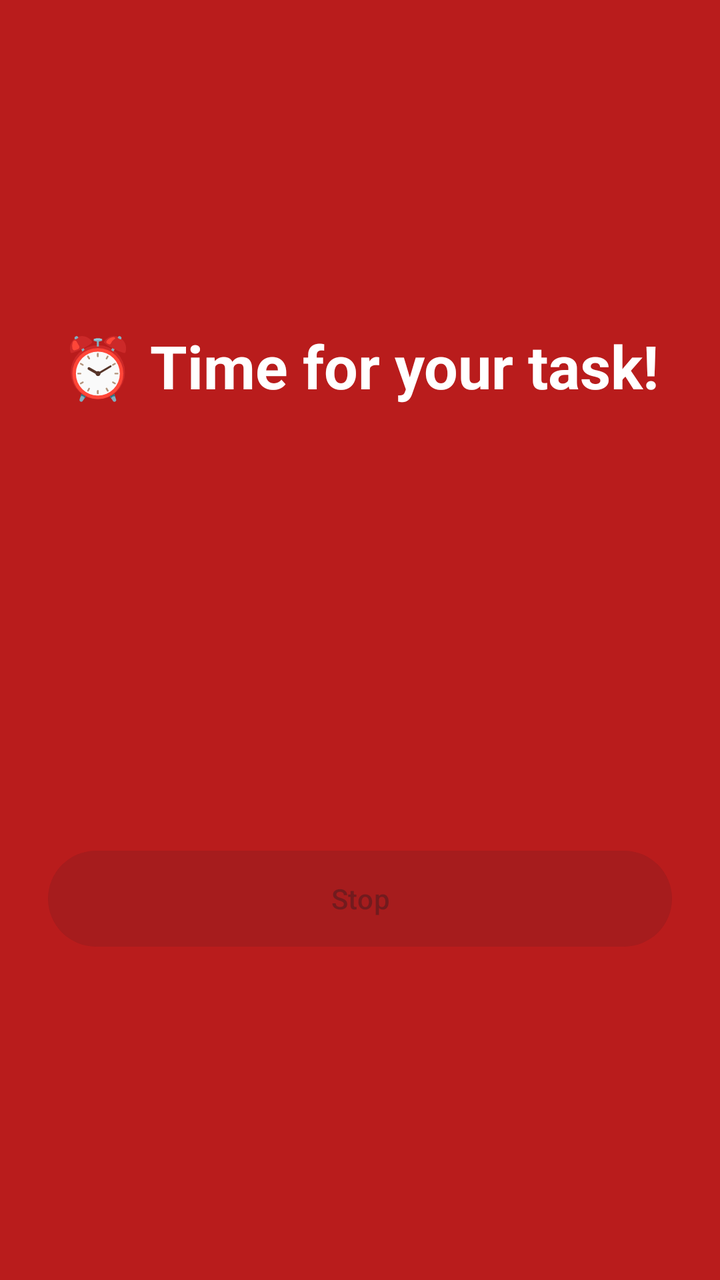
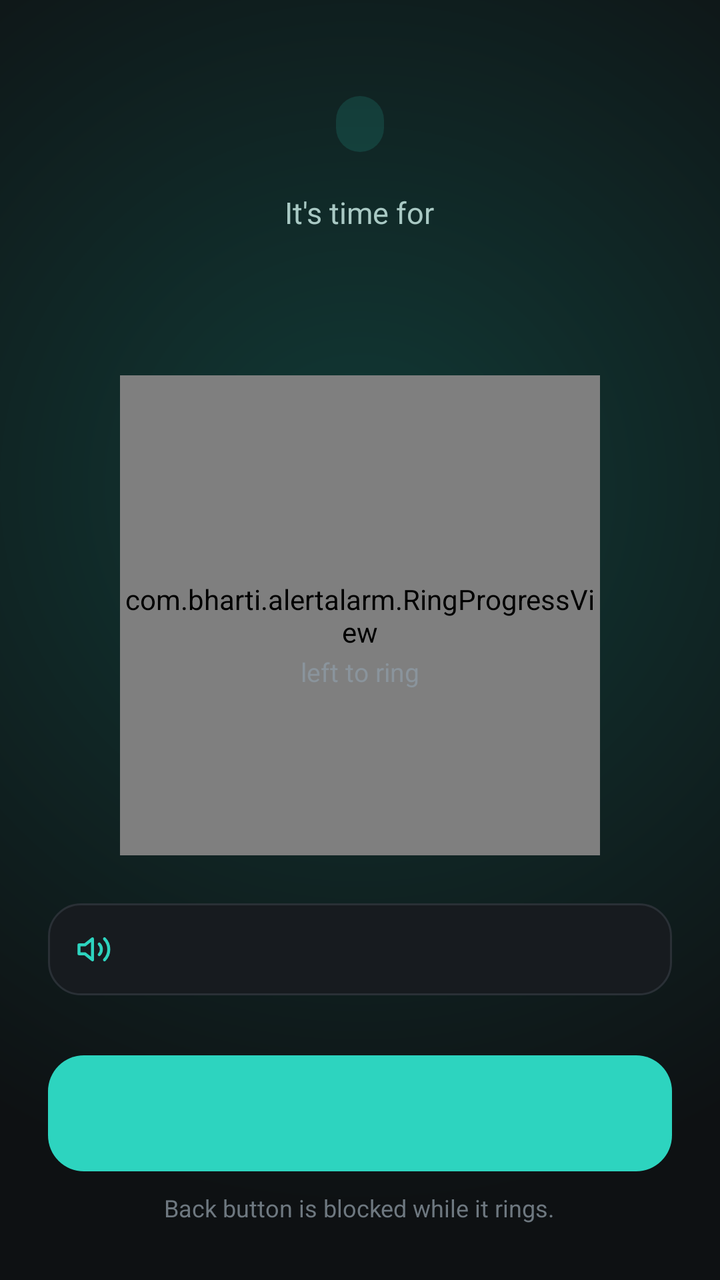

An Android layout rendered at two revisions. The XML below is the earlier revision; the diff shows what the commit changed to produce the second picture.
<!-- AndroidManifest.xml: activity theme Theme.AlertAlarm.Ringing -->
<!-- res/layout/activity_ringing.xml -->
<?xml version="1.0" encoding="utf-8"?>
<LinearLayout xmlns:android="http://schemas.android.com/apk/res/android"
    android:layout_width="match_parent"
    android:layout_height="match_parent"
    android:background="@color/ring_bg"
    android:gravity="center"
    android:orientation="vertical"
    android:padding="24dp">

    <TextView
        android:layout_width="wrap_content"
        android:layout_height="wrap_content"
        android:text="⏰ Time for your task!"
        android:textColor="#FFFFFF"
        android:textSize="30sp"
        android:textStyle="bold" />

    <TextView
        android:id="@+id/taskText"
        android:layout_width="match_parent"
        android:layout_height="wrap_content"
        android:layout_marginTop="20dp"
        android:gravity="center"
        android:textColor="#FFFFFF"
        android:textSize="24sp" />

    <TextView
        android:id="@+id/countdownText"
        android:layout_width="wrap_content"
        android:layout_height="wrap_content"
        android:layout_marginTop="32dp"
        android:fontFamily="monospace"
        android:textColor="#FFFFFF"
        android:textSize="48sp"
        android:textStyle="bold" />

    <TextView
        android:id="@+id/untilText"
        android:layout_width="wrap_content"
        android:layout_height="wrap_content"
        android:layout_marginTop="8dp"
        android:gravity="center"
        android:textColor="#FFFFFF"
        android:textSize="16sp" />

    <Button
        android:id="@+id/stopButton"
        android:layout_width="match_parent"
        android:layout_height="wrap_content"
        android:layout_marginTop="40dp"
        android:enabled="false"
        android:minHeight="56dp"
        android:text="Stop" />
</LinearLayout>
<!-- resources referenced by this layout -->
<resources>
  <color name="ring_bg">#B91C1C</color>
  <style name="Theme.AlertAlarm.Ringing" parent="Theme.Material3.DayNight.NoActionBar">
          <item name="colorPrimary">@color/brand</item>
          <item name="android:statusBarColor">@color/ring_bg</item>
      </style>
  <color name="brand">#4F46E5</color>
</resources>

<!-- the commit's change to res/layout/activity_ringing.xml (unified diff, before → after) -->
@@ -1,54 +1,134 @@
 <?xml version="1.0" encoding="utf-8"?>
 <LinearLayout xmlns:android="http://schemas.android.com/apk/res/android"
+    xmlns:app="http://schemas.android.com/apk/res-auto"
     android:layout_width="match_parent"
     android:layout_height="match_parent"
-    android:background="@color/ring_bg"
-    android:gravity="center"
+    android:background="@drawable/bg_ringing"
+    android:gravity="center_horizontal"
     android:orientation="vertical"
-    android:padding="24dp">
+    android:paddingStart="24dp"
+    android:paddingTop="48dp"
+    android:paddingEnd="24dp"
+    android:paddingBottom="28dp">
+
+    <TextView
+        android:id="@+id/lockPill"
+        android:layout_width="wrap_content"
+        android:layout_height="28dp"
+        android:background="@drawable/bg_pill_soft"
+        android:drawablePadding="6dp"
+        android:fontFamily="sans-serif-medium"
+        android:gravity="center_vertical"
+        android:paddingStart="12dp"
+        android:paddingEnd="12dp"
+        android:textColor="@color/accent"
+        android:textSize="12sp" />
 
     <TextView
         android:layout_width="wrap_content"
         android:layout_height="wrap_content"
-        android:text="⏰ Time for your task!"
-        android:textColor="#FFFFFF"
-        android:textSize="30sp"
-        android:textStyle="bold" />
+        android:layout_marginTop="20dp"
+        android:text="It's time for"
+        android:textColor="@color/hero_text"
+        android:textSize="15sp" />
 
     <TextView
         android:id="@+id/taskText"
         android:layout_width="match_parent"
         android:layout_height="wrap_content"
-        android:layout_marginTop="20dp"
+        android:layout_marginTop="8dp"
         android:gravity="center"
-        android:textColor="#FFFFFF"
-        android:textSize="24sp" />
+        android:lineSpacingExtra="2dp"
+        android:textColor="@color/text"
+        android:textSize="28sp"
+        android:textStyle="bold" />
+
+    <FrameLayout
+        android:layout_width="240dp"
+        android:layout_height="240dp"
+        android:layout_marginTop="26dp">
+
+        <com.bharti.alertalarm.RingProgressView
+            android:id="@+id/ringView"
+            android:layout_width="match_parent"
+            android:layout_height="match_parent" />
+
+        <LinearLayout
+            android:layout_width="wrap_content"
+            android:layout_height="wrap_content"
+            android:layout_gravity="center"
+            android:gravity="center_horizontal"
+            android:orientation="vertical">
+
+            <TextView
+                android:id="@+id/countdownText"
+                android:layout_width="wrap_content"
+                android:layout_height="wrap_content"
+                android:letterSpacing="-0.02"
+                android:textColor="@color/text"
+                android:textSize="42sp"
+                android:textStyle="bold" />
+
+            <TextView
+                android:id="@+id/leftLabel"
+                android:layout_width="wrap_content"
+                android:layout_height="wrap_content"
+                android:text="left to ring"
+                android:textColor="@color/muted"
+                android:textSize="13sp" />
+        </LinearLayout>
+    </FrameLayout>
+
+    <LinearLayout
+        android:layout_width="match_parent"
+        android:layout_height="wrap_content"
+        android:layout_marginTop="24dp"
+        android:background="@drawable/bg_input"
+        android:gravity="center_vertical"
+        android:orientation="horizontal"
+        android:padding="14dp">
+
+        <ImageView
+            android:layout_width="18dp"
+            android:layout_height="18dp"
+            android:importantForAccessibility="no"
+            android:src="@drawable/ic_volume"
+            app:tint="@color/accent" />
+
+        <TextView
+            android:id="@+id/untilText"
+            android:layout_width="0dp"
+            android:layout_height="wrap_content"
+            android:layout_marginStart="10dp"
+            android:layout_weight="1"
+            android:textColor="@color/soft_text"
+            android:textSize="13sp" />
+    </LinearLayout>
+
+    <View
+        android:layout_width="match_parent"
+        android:layout_height="0dp"
+        android:layout_weight="1" />
 
     <TextView
-        android:id="@+id/countdownText"
+        android:id="@+id/stopButton"
+        android:layout_width="match_parent"
+        android:layout_height="58dp"
+        android:background="@drawable/bg_stop_button"
+        android:clickable="true"
+        android:drawablePadding="8dp"
+        android:focusable="true"
+        android:fontFamily="sans-serif-medium"
+        android:gravity="center"
+        android:textColor="@color/stop_text"
+        android:textSize="16sp" />
+
+    <TextView
+        android:id="@+id/footerText"
         android:layout_width="wrap_content"
         android:layout_height="wrap_content"
-        android:layout_marginTop="32dp"
-        android:fontFamily="monospace"
-        android:textColor="#FFFFFF"
-        android:textSize="48sp"
-        android:textStyle="bold" />
-
-    <TextView
-        android:id="@+id/untilText"
-        android:layout_width="wrap_content"
-        android:layout_height="wrap_content"
-        android:layout_marginTop="8dp"
-        android:gravity="center"
-        android:textColor="#FFFFFF"
-        android:textSize="16sp" />
-
-    <Button
-        android:id="@+id/stopButton"
-        android:layout_width="match_parent"
-        android:layout_height="wrap_content"
-        android:layout_marginTop="40dp"
-        android:enabled="false"
-        android:minHeight="56dp"
-        android:text="Stop" />
+        android:layout_marginTop="10dp"
+        android:text="Back button is blocked while it rings."
+        android:textColor="@color/faint"
+        android:textSize="12sp" />
 </LinearLayout>
<!-- resource entries referenced after the edit -->
@@ -1,10 +1,83 @@
 <!-- resources referenced by this layout -->
 <resources>
-  <color name="ring_bg">#B91C1C</color>
-  <style name="Theme.AlertAlarm.Ringing" parent="Theme.Material3.DayNight.NoActionBar">
-          <item name="colorPrimary">@color/brand</item>
-          <item name="android:statusBarColor">@color/ring_bg</item>
+  <color name="accent">#2DD4BF</color>
+  <color name="faint">#6E7880</color>
+  <color name="hero_text">#A9C9C4</color>
+  <color name="muted">#8A949C</color>
+  <color name="soft_text">#C5CDD3</color>
+  <color name="text">#E8EDF0</color>
+  <!-- drawable bg_input (drawable) -->
+  <?xml version="1.0" encoding="utf-8"?>
+  <shape xmlns:android="http://schemas.android.com/apk/res/android" android:shape="rectangle">
+      <solid android:color="@color/surface" />
+      <stroke android:width="1dp" android:color="@color/stroke" />
+      <corners android:radius="16dp" />
+  </shape>
+  <!-- drawable bg_pill_soft (drawable) -->
+  <?xml version="1.0" encoding="utf-8"?>
+  <shape xmlns:android="http://schemas.android.com/apk/res/android" android:shape="rectangle">
+      <solid android:color="@color/accent_soft" />
+      <corners android:radius="999dp" />
+  </shape>
+  <!-- drawable bg_ringing (drawable) -->
+  <?xml version="1.0" encoding="utf-8"?>
+  <shape xmlns:android="http://schemas.android.com/apk/res/android" android:shape="rectangle">
+      <gradient
+          android:centerX="0.5"
+          android:centerY="0.38"
+          android:endColor="@color/bg"
+          android:gradientRadius="100%"
+          android:startColor="#123A36"
+          android:type="radial" />
+  </shape>
+  <!-- drawable bg_stop_button (drawable) -->
+  <?xml version="1.0" encoding="utf-8"?>
+  <selector xmlns:android="http://schemas.android.com/apk/res/android">
+      <item android:state_enabled="false" android:drawable="@drawable/bg_button_disabled" />
+      <item android:drawable="@drawable/bg_button_accent" />
+  </selector>
+  <!-- drawable ic_volume (drawable) -->
+  <?xml version="1.0" encoding="utf-8"?>
+  <vector xmlns:android="http://schemas.android.com/apk/res/android"
+      android:width="24dp"
+      android:height="24dp"
+      android:viewportWidth="24"
+      android:viewportHeight="24">
+      <path
+          android:fillColor="#00000000"
+          android:pathData="M11,5L6,9H2v6h4l5,4z"
+          android:strokeColor="#FFFFFFFF"
+          android:strokeLineCap="round"
+          android:strokeLineJoin="round"
+          android:strokeWidth="2" />
+      <path
+          android:fillColor="#00000000"
+          android:pathData="M15.5,8.5a5,5 0,0 1,0 7M19,5a10,10 0,0 1,0 14"
+          android:strokeColor="#FFFFFFFF"
+          android:strokeLineCap="round"
+          android:strokeLineJoin="round"
+          android:strokeWidth="2" />
+  </vector>
+  <style name="Theme.AlertAlarm.Ringing">
+          <item name="android:statusBarColor">@color/bg</item>
+          <item name="android:navigationBarColor">@color/bg</item>
       </style>
-  <color name="brand">#4F46E5</color>
+  <color name="surface">#171B1F</color>
+  <color name="stroke">#2A3036</color>
+  <color name="accent_soft">#242DD4BF</color>
+  <color name="bg">#0E1113</color>
+  <!-- drawable bg_button_disabled (drawable) -->
+  <?xml version="1.0" encoding="utf-8"?>
+  <shape xmlns:android="http://schemas.android.com/apk/res/android" android:shape="rectangle">
+      <solid android:color="@color/surface" />
+      <stroke android:width="1dp" android:color="@color/stroke" />
+      <corners android:radius="20dp" />
+  </shape>
+  <!-- drawable bg_button_accent (drawable) -->
+  <?xml version="1.0" encoding="utf-8"?>
+  <shape xmlns:android="http://schemas.android.com/apk/res/android" android:shape="rectangle">
+      <solid android:color="@color/accent" />
+      <corners android:radius="18dp" />
+  </shape>
 </resources>
 
